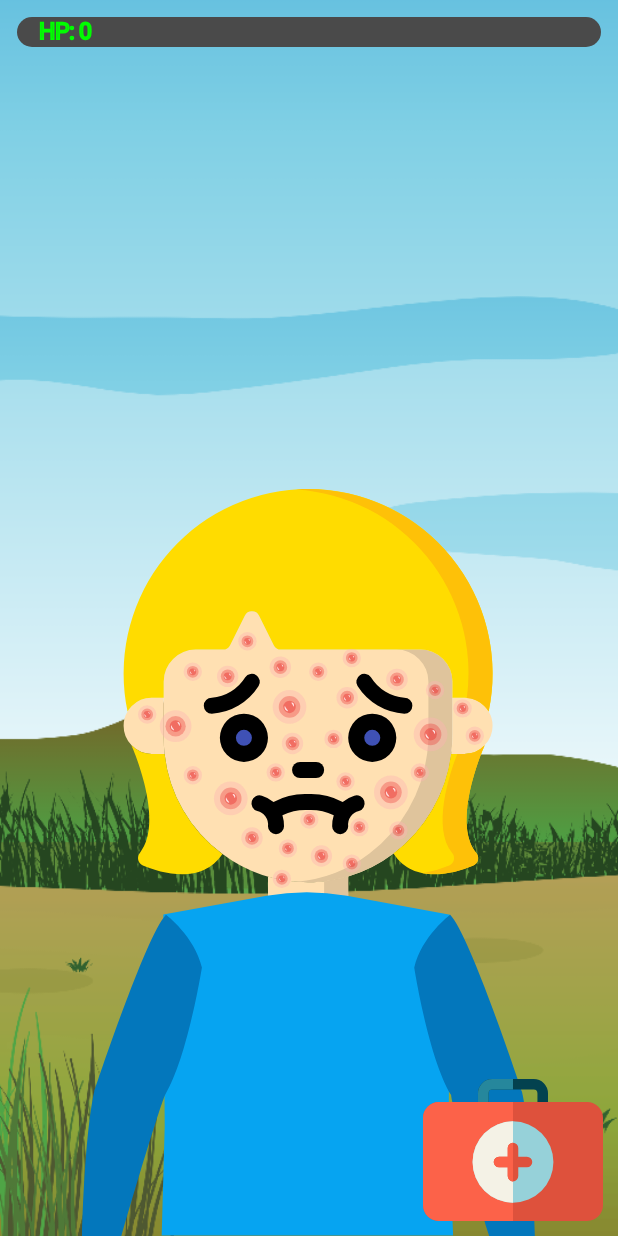
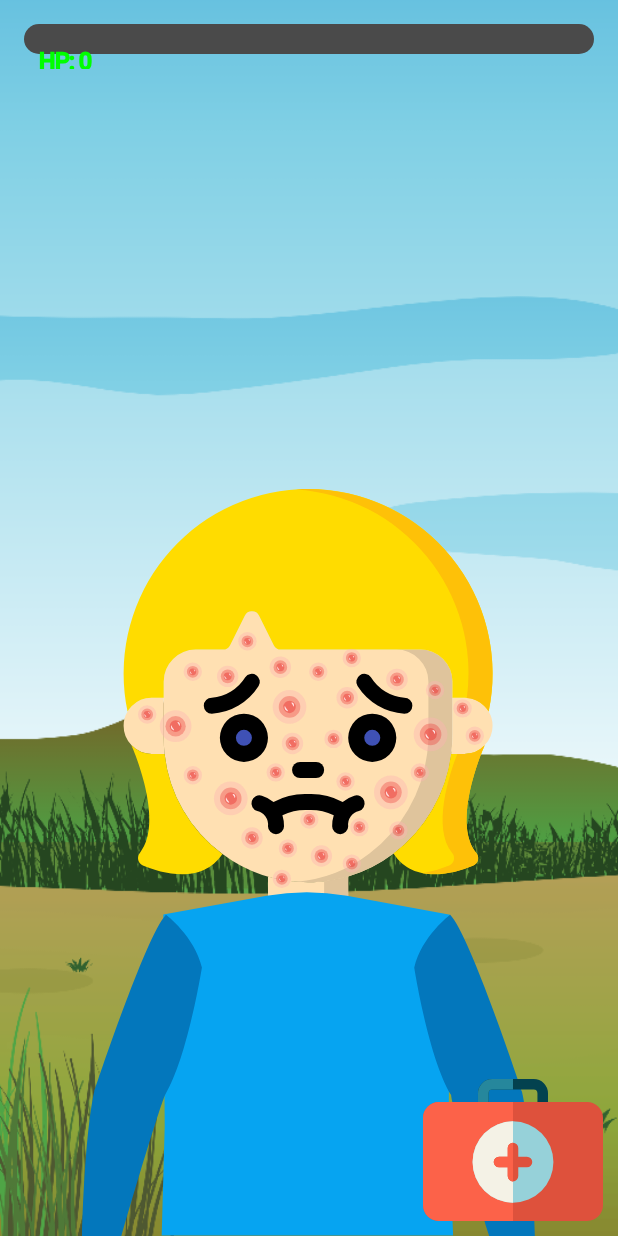
Before and after one commit to ChenPan311/MedMate, an Android app: the Option2Activity screen opened directly, with no data from a screen before it, on a phone screen of 412 x 824 dp. Run offline under Robolectric (Android 15) with nearby library versions, the phone set to English and light mode, and no system bars.

Commit message:
release for chenko

```diff
--- a/app/src/main/java/com/example/android1project/HealthBar.java
+++ b/app/src/main/java/com/example/android1project/HealthBar.java
@@ -40,12 +40,13 @@ public class HealthBar extends ProgressBar {
     protected synchronized void onDraw(Canvas canvas) {
         super.onDraw(canvas);
         Paint paint = new Paint(Paint.ANTI_ALIAS_FLAG);
-        paint.setStyle(Paint.Style.STROKE);
+        //paint.setStyle(Paint.Style.STROKE);
+        paint.setStyle(Paint.Style.FILL_AND_STROKE);
         paint.setColor(Color.GREEN);
         paint.setStrokeWidth(2);
         paint.setTextSize(15 * mDensity);
 
-        canvas.drawText("HP: " + mHp, (int) (20 * mDensity), (int) ((getHeight() / 2) + 5 * mDensity), paint);
+        canvas.drawText("HP: " + mHp, (int) (20 * mDensity), (int) ((getHeight() /*/ 2*/) /*+ 5 * mDensity*/), paint);
     }
 
     void setMillis(int millis){
--- a/app/src/main/java/com/example/android1project/MakePimplesDisappear.java
+++ b/app/src/main/java/com/example/android1project/MakePimplesDisappear.java
@@ -18,9 +18,6 @@ class MakePimplesDisappear {
         new Handler().postDelayed(new Runnable() {
             @Override
             public void run() {
-                /*AlphaAnimation anim = new AlphaAnimation(view.getAlpha(), view.getAlpha() > 0 ? view.getAlpha() - 0.1f : 0);
-                anim.setDuration(milliseconds);
-                view.startAnimation(anim);*/
                 view.setAlpha(view.getAlpha() > 0 ? view.getAlpha() - 0.05f : 0);
                 isActive = false;
             }
--- a/app/src/main/res/layout/activity_option_2_zoom.xml
+++ b/app/src/main/res/layout/activity_option_2_zoom.xml
@@ -90,7 +90,7 @@
         android:layout_height="wrap_content"
         android:layout_alignParentEnd="true"
         android:layout_margin="6dp"
-        android:padding="5dp"
+        android:padding="10dp"
         android:progress="100"
         style="@android:style/Widget.ProgressBar.Horizontal"
         android:background="@color/transparent"
--- a/app/src/main/res/values/colors.xml
+++ b/app/src/main/res/values/colors.xml
@@ -6,6 +6,6 @@
 
     <color name="colorBlack">#000000</color>
     <color name="colorWhite">#FFFFFF</color>
+    <color name="colorOintment">#40A9F5FF</color>
     <color name="transparent">#00FFFFFF</color>
-    <color name="colorOintment">#7FA9F5FF</color>
 </resources>
```
